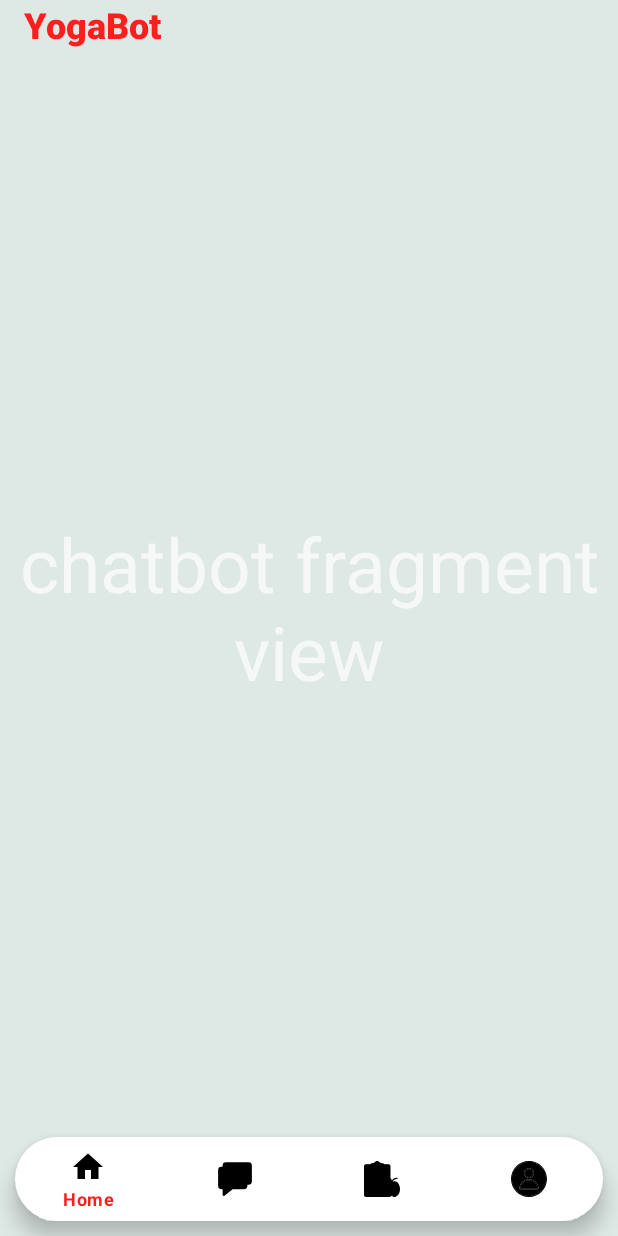
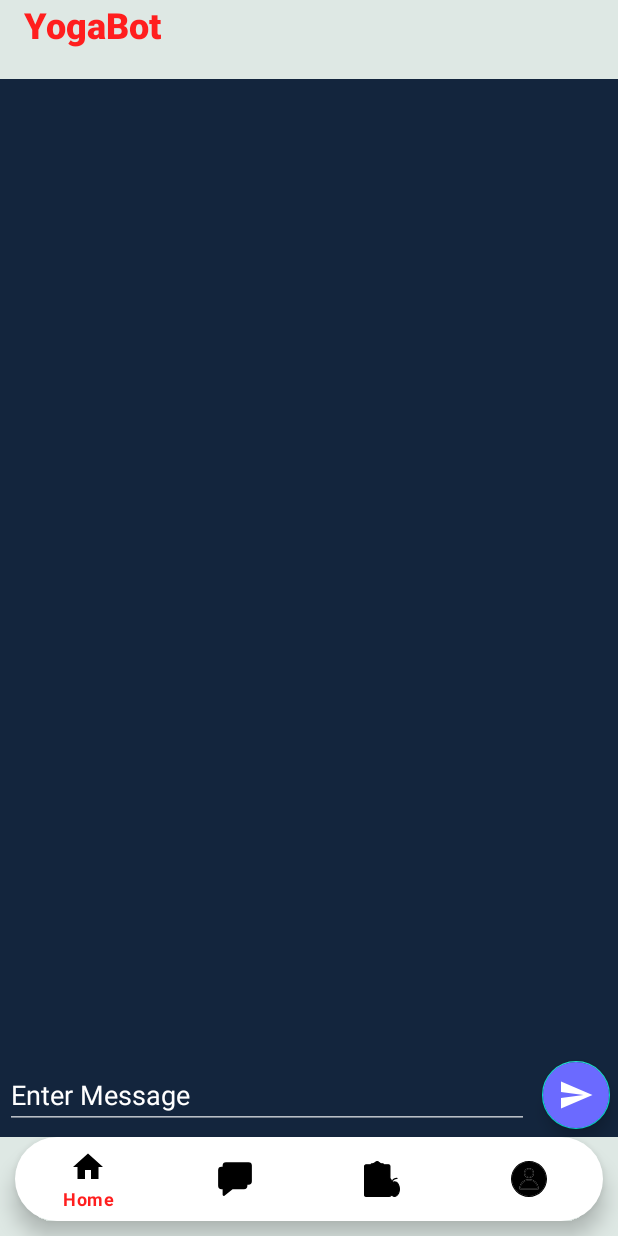
Before and after one commit to saurabh-p-83/YogaBot, an Android app: the fragment chatbot placed in its activity, on a phone screen of 412 x 824 dp. Run offline under Robolectric (Android 15) with nearby library versions, the phone set to English and light mode, and no system bars; Roboto replaces fonts that are not available here; 4 statements that could not run were skipped.

Commit message:
changes2

```diff
--- a/app/build.gradle
+++ b/app/build.gradle
@@ -31,6 +31,8 @@ android {
 dependencies {
 
     implementation 'androidx.appcompat:appcompat:1.6.1'
+    implementation 'com.squareup.retrofit2:retrofit:2.9.0'
+    implementation 'com.squareup.retrofit2:converter-gson:2.5.0'
     implementation 'com.google.android.material:material:1.8.0'
     implementation 'androidx.constraintlayout:constraintlayout:2.1.4'
     testImplementation 'junit:junit:4.13.2'
--- a/app/src/main/AndroidManifest.xml
+++ b/app/src/main/AndroidManifest.xml
@@ -1,6 +1,8 @@
 <?xml version="1.0" encoding="utf-8"?>
 <manifest xmlns:android="http://schemas.android.com/apk/res/android"
     xmlns:tools="http://schemas.android.com/tools" >
+
+    <uses-permission android:name="android.permission.INTERNET"/>
 
     <application
         android:allowBackup="true"
--- a/app/src/main/java/com/example/yogabot/HomeFragment.java
+++ b/app/src/main/java/com/example/yogabot/HomeFragment.java
@@ -3,17 +3,33 @@ package com.example.yogabot;
 import android.os.Bundle;
 
 import androidx.fragment.app.Fragment;
+import androidx.recyclerview.widget.RecyclerView;
 
 import android.view.LayoutInflater;
 import android.view.View;
 import android.view.ViewGroup;
+import android.widget.EditText;
+
+import com.google.android.material.floatingactionbutton.FloatingActionButton;
+
+import java.util.ArrayList;
 
 /**
  * A simple {@link Fragment} subclass.
  * Use the {@link HomeFragment#newInstance} factory method to
  * create an instance of this fragment.
  */
-public class HomeFragment extends Fragment {
+public class
+
+HomeFragment extends Fragment {
+    private View rootView;
+    private RecyclerView chatsRV;
+    private EditText usrMsgEdt;
+    private FloatingActionButton sendMsgFab;
+    private final String BOT_KEY = "bot";
+    private final String USER_KEY = "user";
+    private ArrayList<ChatsModel>chatsModelArrayList;
+    private ChatRVAdapter chatRVAdapter;
 
     // TODO: Rename parameter arguments, choose names that match
     // the fragment initialization parameters, e.g. ARG_ITEM_NUMBER
@@ -59,6 +75,13 @@ public class HomeFragment extends Fragment {
     public View onCreateView(LayoutInflater inflater, ViewGroup container,
                              Bundle savedInstanceState) {
         // Inflate the layout for this fragment
+        chatsRV = rootView.findViewById(R.id.idRVchats);
+        usrMsgEdt = rootView.findViewById(R.id.idEdtMsg);
+        sendMsgFab = rootView.findViewById(R.id.idFABSend);
+        chatsModelArrayList = new ArrayList<>();
+        chatRVAdapter = new ChatRVAdapter(chatsModelArrayList,this);
         return inflater.inflate(R.layout.fragment_home, container, false);
+
+
     }
 }
--- a/app/src/main/java/com/example/yogabot/MainActivity.java
+++ b/app/src/main/java/com/example/yogabot/MainActivity.java
@@ -38,7 +38,7 @@ public class MainActivity extends AppCompatActivity {
                         fragment = new userProfile();
                         break;
                 }
-                getSupportFragmentManager().beginTransaction().replace(R.id.parent_layout , fragment).commit();
+                getSupportFragmentManager().beginTransaction().replace(R.id.fragmentContainerView6 , fragment).commit();
                 return true;
             }
         });
--- /dev/null
+++ b/app/src/main/res/drawable/ic_send.xml
@@ -0,0 +1,5 @@
+<vector android:autoMirrored="true" android:height="24dp"
+    android:tint="#000000" android:viewportHeight="24"
+    android:viewportWidth="24" android:width="24dp" xmlns:android="http://schemas.android.com/apk/res/android">
+    <path android:fillColor="@android:color/white" android:pathData="M2.01,21L23,12 2.01,3 2,10l15,2 -15,2z"/>
+</vector>
--- a/app/src/main/res/layout/fragment_chatbot.xml
+++ b/app/src/main/res/layout/fragment_chatbot.xml
@@ -1,17 +1,48 @@
 <?xml version="1.0" encoding="utf-8"?>
-<FrameLayout xmlns:android="http://schemas.android.com/apk/res/android"
+<RelativeLayout xmlns:android="http://schemas.android.com/apk/res/android"
     xmlns:tools="http://schemas.android.com/tools"
     android:layout_width="match_parent"
     android:layout_height="match_parent"
+    xmlns:app="http://schemas.android.com/apk/res-auto"
+    android:background="@color/back_color"
     tools:context=".chatbot">
 
-    <!-- TODO: Update blank fragment layout -->
-    <TextView
+
+
+
+    <androidx.recyclerview.widget.RecyclerView
         android:layout_width="match_parent"
         android:layout_height="match_parent"
-        android:text="chatbot fragment view"
-        android:textSize="50sp"
-        android:gravity="center"
-        android:layout_gravity="center_vertical"/>
+        android:id="@+id/idRVchats"
+        android:layout_above="@+id/idRLMsg"/>
 
-</FrameLayout>
+    <RelativeLayout
+        android:layout_width="match_parent"
+        android:layout_height="wrap_content"
+        android:layout_alignParentBottom="true"
+        android:id="@+id/idRLMsg">
+
+        <EditText
+            android:id="@+id/idEdtMsg"
+            android:layout_width="match_parent"
+            android:layout_height="wrap_content"
+            android:text="Enter Message"
+            android:textColorHint="@color/white"
+            android:layout_toLeftOf="@id/idFABSend"
+            android:layout_margin="3dp"
+            android:layout_centerInParent="true"
+            android:textColor="@color/white"
+            android:singleLine="true"/>
+        <com.google.android.material.floatingactionbutton.FloatingActionButton
+            android:layout_width="wrap_content"
+            android:layout_height="wrap_content"
+            android:layout_alignParentEnd="true"
+            android:layout_alignParentRight="true"
+            android:id="@+id/idFABSend"
+            android:layout_margin="4dp"
+            app:fabCustomSize="45dp"
+            android:backgroundTint="@color/fab_color"
+            android:tint="@color/white"
+            android:src="@drawable/ic_send"/>
+    </RelativeLayout>
+</RelativeLayout>
--- a/app/src/main/res/layout/fragment_home.xml
+++ b/app/src/main/res/layout/fragment_home.xml
@@ -263,7 +263,7 @@
                         android:layout_height="wrap_content"
                         android:layout_weight="1"
                         android:scaleType="fitCenter"
-                        android:src="@drawable/fitnessimg" />
+                        android:src="@drawable/childyogaimg" />
 
                 </LinearLayout>
 
@@ -302,7 +302,7 @@
                         android:layout_height="wrap_content"
                         android:layout_weight="1"
                         android:scaleType="fitCenter"
-                        android:src="@drawable/fitnessimg" />
+                        android:src="@drawable/pragnentwomenimg" />
 
                 </LinearLayout>
 
--- a/app/src/main/res/values/colors.xml
+++ b/app/src/main/res/values/colors.xml
@@ -5,4 +5,8 @@
     <color name="teal_700">#FF018786</color>
     <color name="black">#FF000000</color>
     <color name="white">#FFFFFFFF</color>
+    <color name="back_color">#13253D</color>
+    <color name="bot_back_color">#203757</color>
+    <color name="user_back_color">#6965FF</color>
+    <color name="fab_color">#6B6AFF</color>
 </resources>
```
Also changed, not shown: app/src/main/java/com/example/yogabot/ChatRVAdapter.java (added, +73 -0 lines), app/src/main/java/com/example/yogabot/ChatsModel.java (added, +27 -0 lines), app/src/main/java/com/example/yogabot/MsgModel.java (added, +17 -0 lines), app/src/main/java/com/example/yogabot/RetrofitAPI.java (added, +9 -0 lines), app/src/main/res/drawable/ic_chatbot.xml (added, +18 -0 lines), app/src/main/res/drawable/ic_user.xml (added, +15 -0 lines), app/src/main/res/layout/bot_msg_rv_item.xml (added, +35 -0 lines), app/src/main/res/layout/user_msg_rv_item.xml (added, +34 -0 lines).
